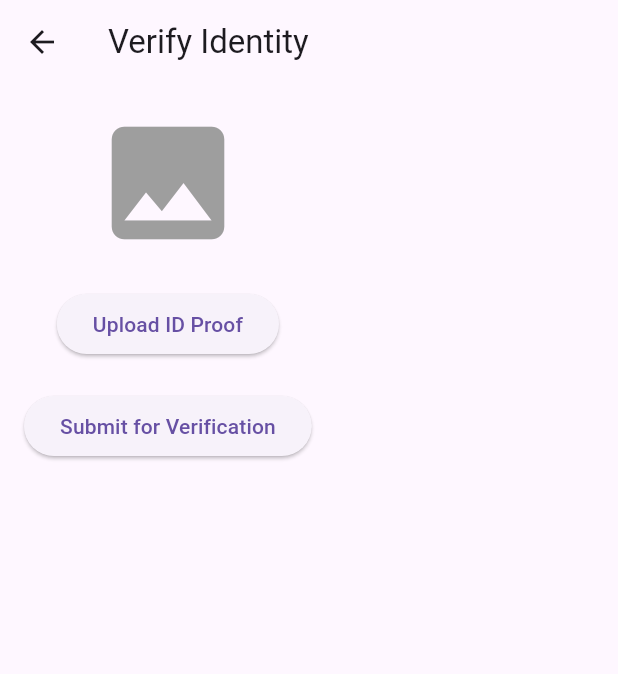
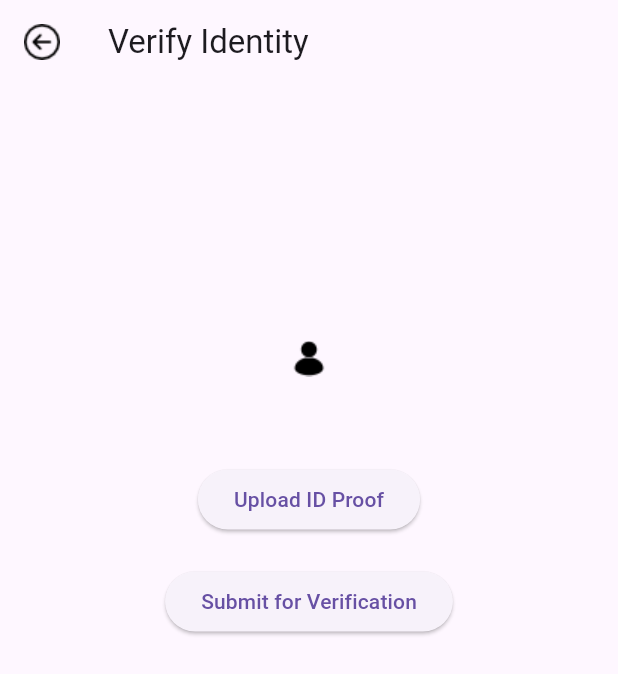
Before and after one commit to SeventhSense-sih/thozha, a Flutter app: the VerifyIdentityScreen screen opened directly, on a phone screen of 412 x 824 dp. Shown: the top 674 px of the screen. Run offline on Flutter 3.47's test engine with Material 3 defaults, Android fonts, the phone set to English and light mode, and no system bars; our stand-ins replace cloud_firestore, firebase_auth, firebase_core, firebase_messaging, firebase_storage, flutter_local_notifications and 6 more; accounts and stored records are empty; network calls fail.

Commit message:
ui updated successfully.

```diff
--- a/lib/screens/panic_screen.dart
+++ b/lib/screens/panic_screen.dart
@@ -35,6 +35,10 @@ class _PanicScreenState extends State<PanicScreen> {
     return Scaffold(
       appBar: AppBar(
         title: Text('Panic Location'),
+        leading: IconButton(
+          icon: Image.asset('assets/back_arrow.png'), // Custom back arrow icon
+          onPressed: () => Navigator.of(context).pop(),
+        ),
       ),
       body: Column(
         children: [
--- a/lib/screens/verify_identity.dart
+++ b/lib/screens/verify_identity.dart
@@ -51,7 +51,7 @@ class _VerifyIdentityScreenState extends State<VerifyIdentityScreen> {
 
         ScaffoldMessenger.of(context).showSnackBar(SnackBar(
           content:
-              Text('Verification request submitted. Please wait for approval.'),
+          Text('Verification request submitted. Please wait for approval.'),
         ));
       }
     } catch (e) {
@@ -71,14 +71,19 @@ class _VerifyIdentityScreenState extends State<VerifyIdentityScreen> {
     return Scaffold(
       appBar: AppBar(
         title: Text('Verify Identity'),
+        leading: IconButton(
+          icon: Image.asset('assets/back_arrow.png'), // Custom back arrow icon
+          onPressed: () => Navigator.of(context).pop(),
+        ),
       ),
-      body: Padding(
-        padding: const EdgeInsets.all(16.0),
+      body: Align(
+        alignment: Alignment(0, -0.5), // Adjust vertical alignment here
         child: Column(
+          mainAxisSize: MainAxisSize.min,
           children: [
             _idImage != null
-                ? Image.file(_idImage!)
-                : Icon(Icons.image, size: 100, color: Colors.grey),
+                ? Image.file(_idImage!, width: 100, height: 100)
+                : Image.asset('assets/upload_icon.png', width: 100, height: 100), // Custom upload icon
             SizedBox(height: 20),
             ElevatedButton(
               onPressed: _pickImage,
--- a/pubspec.yaml
+++ b/pubspec.yaml
@@ -15,7 +15,7 @@ dependencies:
   provider: ^6.0.5
   flutter_local_notifications: ^17.2.2
   google_sign_in: ^6.2.1
-  flutter_blue: 0.8.0
+
   speech_to_text: ^6.6.0
   firebase_messaging: 15.1.0
   firebase_messaging_web: 3.8.13
@@ -56,3 +56,5 @@ flutter:
     - assets/notification.png
     - assets/settings.png
     - assets/upload_icon.png
+    - assets/tick_icon.png
+    - assets/eye_icon.png
```
Also changed, not shown: lib/screens/home_screen.dart (+5 -2 lines), lib/screens/notification_screen.dart (+51 -12 lines), lib/screens/profile_screen.dart (+7 -13 lines), lib/screens/verification_screen.dart (+7 -3 lines), pubspec.lock.
